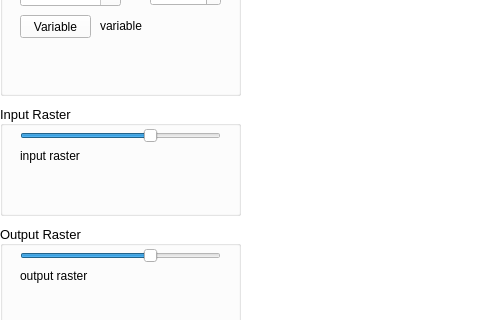
Before: the Qt Designer form bin/CRITERIA3D/mainwindow.ui in gaowudao/CRITERIA3D, drawn with Qt 5; both pictures show x 0 to 480 and y 175 to 495 of the 1280 by 700 pixel window.
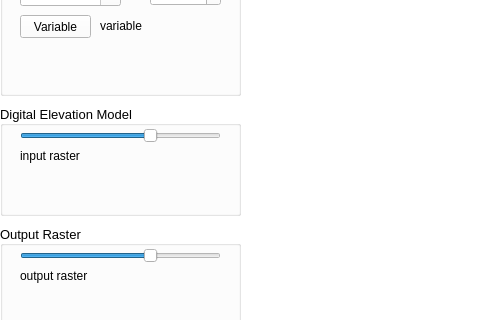
After: the same form once the commit is applied.

Patch:
```diff
--- a/bin/CRITERIA3D/mainwindow.ui
+++ b/bin/CRITERIA3D/mainwindow.ui
@@ -962,7 +962,7 @@
      <bool>true</bool>
     </property>
     <property name="title">
-     <string notr="true">Input Raster</string>
+     <string notr="true">Digital Elevation Model</string>
     </property>
     <property name="alignment">
      <set>Qt::AlignLeading|Qt::AlignLeft|Qt::AlignVCenter</set>
```
Left out of the diff: 2 changed lines with no effect on the pictures.
